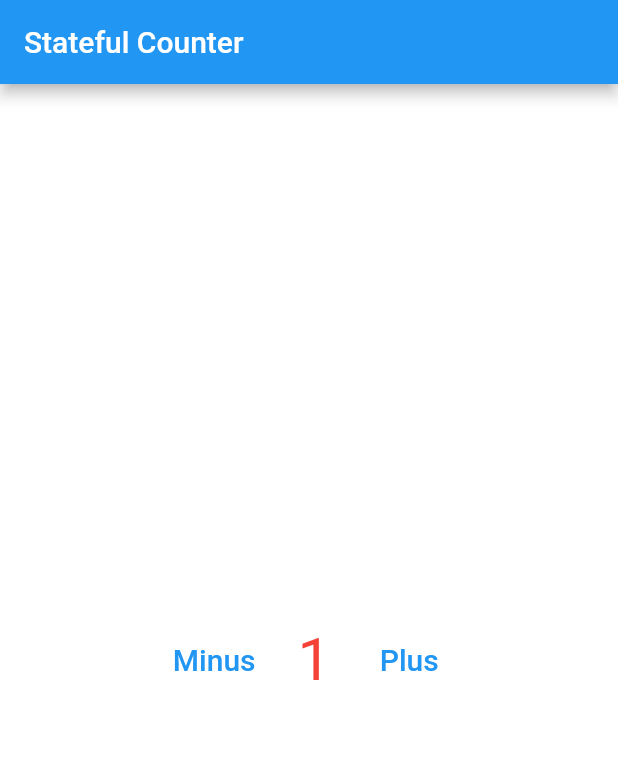
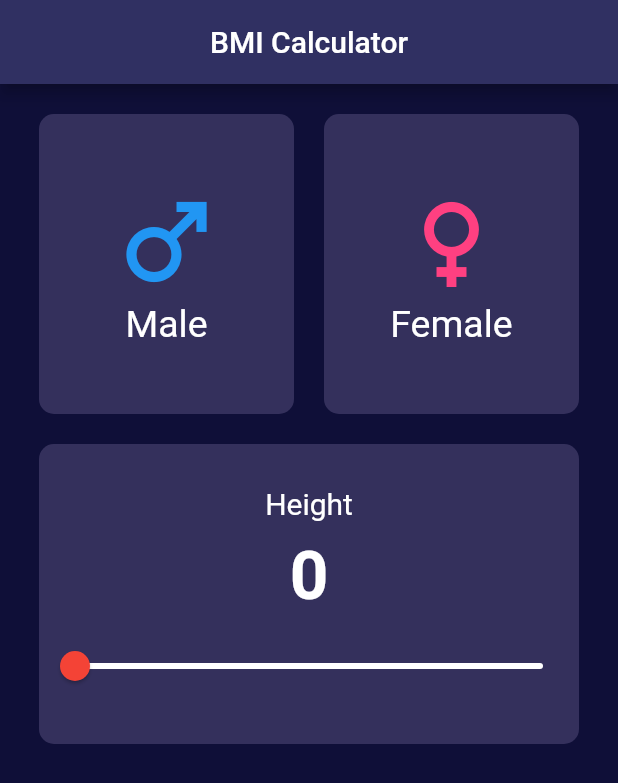
Before and after one commit to Thr93Satar/practice1, a Flutter app: the screen it shows after launch, on a phone screen of 412 x 824 dp. Shown: the top 783 px of the screen. Run offline on Flutter 3.47's test engine with Material 2 defaults, Android fonts, the phone set to English and light mode, and no system bars; Roboto replaces fonts that are missing (cabin).

```diff
--- /dev/null
+++ b/lib/bmi_screen.dart
@@ -0,0 +1,118 @@
+import 'package:flutter/material.dart';
+
+class BMIScreen extends StatefulWidget {
+  const BMIScreen({Key? key}) : super(key: key);
+
+  @override
+  State<BMIScreen> createState() => _BMIScreenState();
+}
+
+class _BMIScreenState extends State<BMIScreen> {
+
+  String height= '0';
+  double counter=0;
+
+  @override
+  void initState() {
+    super.initState();
+  }
+
+  @override
+  Widget build(BuildContext context) {
+    return Scaffold(
+      appBar: AppBar(
+        title: const Text('BMI Calculator', style: TextStyle(fontSize: 20, color: Colors.white),),
+        centerTitle: true,
+      ),
+      body: Column(
+        children: [
+          const SizedBox(height: 20,),
+          Row(
+            mainAxisAlignment: MainAxisAlignment.center,
+            children: [
+              Container(
+                height: 200,
+                width: 170,
+                decoration: const BoxDecoration(
+                  color: const Color(0xff34305c),
+                  borderRadius: BorderRadius.all(Radius.circular(10)),
+                ),
+                child: Column(
+                  mainAxisAlignment: MainAxisAlignment.center,
+                  children: const [
+                    Icon(Icons.male,size: 80,color: Colors.blue,),
+                    Text('Male',style: TextStyle(fontSize: 25,color: Colors.white),),
+                  ],
+                ),
+              ),
+              const SizedBox(width: 20,),
+              Container(
+                height: 200,
+                width: 170,
+                decoration: const BoxDecoration(
+                  color: const Color(0xff34305c),
+                  borderRadius: BorderRadius.all(Radius.circular(10)),
+                ),
+                child: Column(
+                  mainAxisAlignment: MainAxisAlignment.center,
+                  children: const [
+                    Icon(Icons.female,size: 80,color: Colors.pinkAccent,),
+                    Text('Female',style: TextStyle(fontSize: 25,color: Colors.white),),
+                  ],
+                ),
+              ),
+            ],
+          ),
+          const SizedBox(height: 20,),
+          Row(
+            mainAxisAlignment: MainAxisAlignment.center,
+            children: [
+              Container(
+                height: 200,
+                width: 360,
+                decoration: const BoxDecoration(
+                  color: const Color(0xff34305c),
+                  borderRadius: BorderRadius.all(Radius.circular(10)),
+                ),
+                child: Column(
+                  crossAxisAlignment: CrossAxisAlignment.center,
+                  mainAxisAlignment: MainAxisAlignment.center,
+                  children:[
+                    const Text('Height', style: TextStyle(fontSize: 20,color: Colors.white),),
+                    SizedBox(height: 10,),
+                    Text('$height',style: const TextStyle(fontSize: 45,fontWeight: FontWeight.bold,color: Colors.white),),
+                    SizedBox(height: 10,),
+                    Slider(
+                      inactiveColor: Colors.white,
+                      activeColor: Colors.red,
+                      value: counter,
+                      min: 0.0,
+                      max: 100.0,
+                      onChanged: (double value){
+                        setState(() {
+                          counter = value;
+                          height = '${counter.round()} cm';
+                        });
+                      },
+                    ),
+                  ],
+                ),
+              ),
+            ],
+          ),
+          const SizedBox(),
+          Row(
+            children: [
+              const SizedBox(),
+              Column(),
+              const SizedBox(),
+              Column(),
+              const SizedBox(),
+            ],
+          ),
+          const SizedBox(),
+        ],
+      ),
+    );
+  }
+}
--- a/lib/main.dart
+++ b/lib/main.dart
@@ -2,6 +2,8 @@ import 'package:flutter/material.dart';
 import 'package:practiceflutter/Counter_screen.dart';
 import 'package:practiceflutter/UsersScreen.dart';
 import 'package:practiceflutter/messenger_page.dart';
+
+import 'bmi_screen.dart';
 
 void main() {
   runApp(const MyApp());
@@ -14,10 +16,11 @@ class MyApp extends StatelessWidget {
       title: 'Flutter Demo',
       debugShowCheckedModeBanner: false,
       theme: ThemeData(
+        primarySwatch: themecolor,
         fontFamily: 'cabin',
         scaffoldBackgroundColor: bodycolor,
       ),
-      home: CounterScreen(),
+      home: BMIScreen(),
     );
   }
 }
@@ -43,7 +46,7 @@ Map<int, Color> color = {
   800: const Color.fromRGBO(50, 61, 103, .9),
   900: const Color.fromRGBO(50, 61, 103, 1),
 };
-MaterialColor bodycolor = MaterialColor(0xFFffffff, color);
+MaterialColor bodycolor = MaterialColor(0xFF0f0f38, color);
 
 Map<int, Color> color1 = {
   50: const Color.fromRGBO(70, 90, 170, .1),
@@ -57,7 +60,7 @@ Map<int, Color> color1 = {
   800: const Color.fromRGBO(70, 90, 170, .9),
   900: const Color.fromRGBO(70, 90, 170, 1),
 };
-MaterialColor themecolor = MaterialColor(0xFFffffff, color1);
+MaterialColor themecolor = MaterialColor(0xFF303062, color1);
 
 Map<int, Color> color2 = {
   50: const Color.fromRGBO(5, 206, 230, .1),
```
